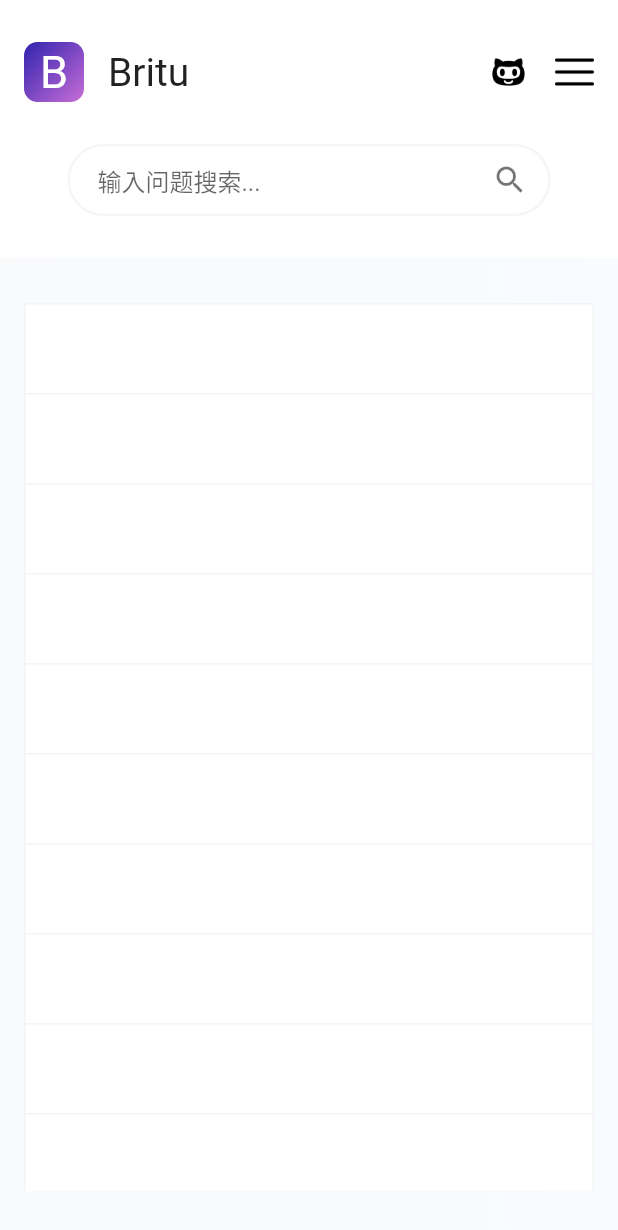
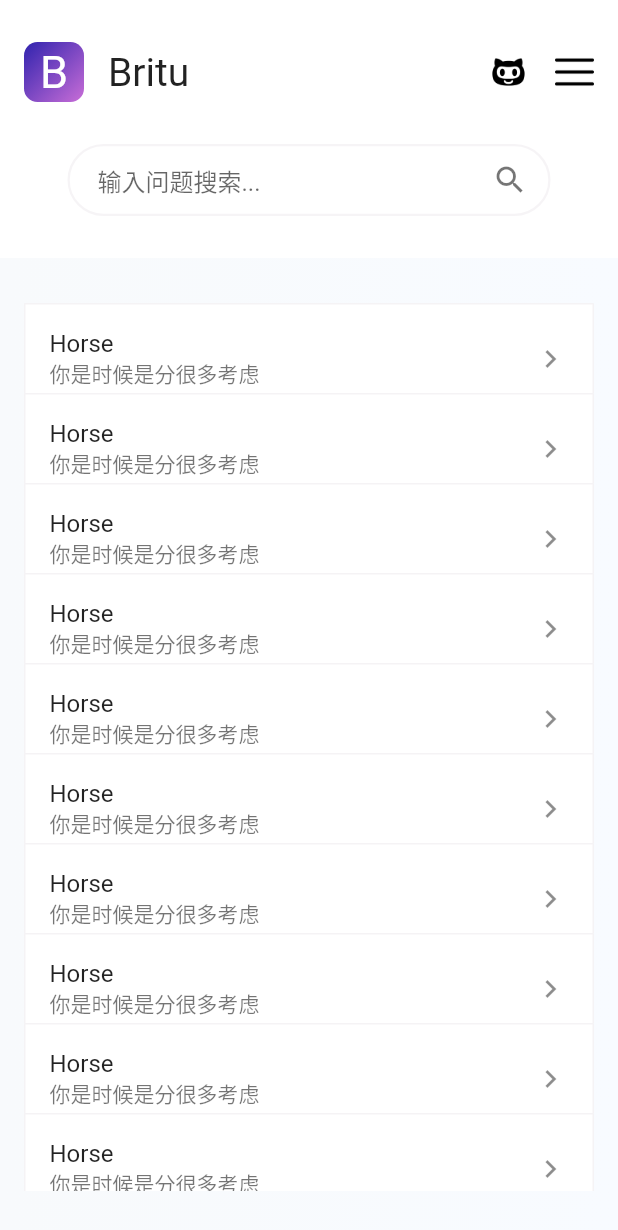
Before and after one commit to yaminet1024/birtu-oj-graph-flutter, a Flutter app: the screen it shows after launch, after a tap on "搜索", on a phone screen of 412 x 824 dp. Shown: the top 1230 px of the screen. Run offline on Flutter 3.47's test engine with Material 2 defaults, Android fonts, the phone set to English and light mode, and no system bars; our stand-ins replace flutter_staggered_animations; missing offline and left inert: grpc, grpclib.

Commit message:
新增列表

```diff
--- a/lib/widgets/listShow.dart
+++ b/lib/widgets/listShow.dart
@@ -17,7 +17,6 @@ class ListShow extends StatelessWidget {
                       verticalOffset: 50.0,
                       child: FadeInAnimation( //渐隐渐现动画
                           child: Container(
-                              // margin: EdgeInsets.all(5),
                               decoration: BoxDecoration(
                                 color: Colors.white,
                                 border: Border(
@@ -27,6 +26,13 @@ class ListShow extends StatelessWidget {
                                 )
                               ),
                               height: 60,
+                              child: ListTile(
+                                title: Text('Horse'),
+                                trailing: Icon(Icons.keyboard_arrow_right),
+                                subtitle: Container(
+                                  child: Text('你是时候是分很多考虑')
+                                ),
+                              ),
                           ),
                       ),
                   ),
```
